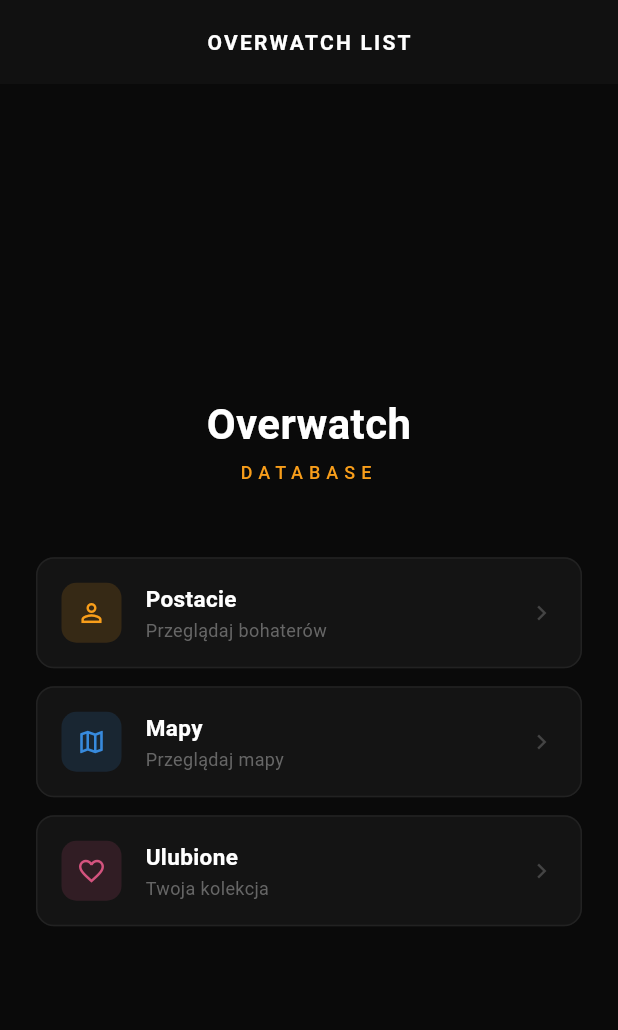
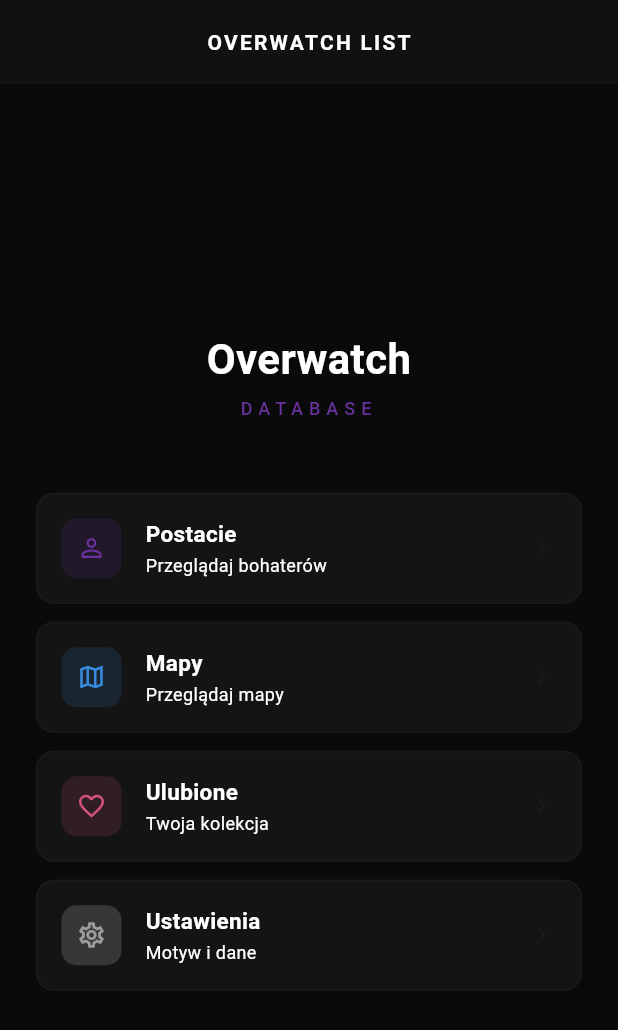
Before and after one commit to Johnson6745/overwatch_list_app, a Flutter app: the screen it shows after launch, on a phone screen of 412 x 824 dp. Shown: the top 1030 px of the screen. Run offline on Flutter 3.47's test engine with Material 3 defaults, Android fonts, the phone set to English and light mode, and no system bars; our stand-ins replace firebase_analytics, firebase_core, firebase_crashlytics, hive_flutter; accounts and stored records are empty; network calls fail.

Commit message:
Dodano ekran ustawień: możliwość zmiany motywu oraz odświeżenia danych z API

```diff
--- /dev/null
+++ b/lib/app_themes.dart
@@ -0,0 +1,251 @@
+import 'package:flutter/material.dart';
+
+enum AppTheme { dark, light, overwatch }
+
+class AppThemes {
+  static ThemeData getTheme(AppTheme theme) {
+    switch (theme) {
+      case AppTheme.dark:
+        return _darkTheme;
+      case AppTheme.light:
+        return _lightTheme;
+      case AppTheme.overwatch:
+        return _overwatchTheme;
+    }
+  }
+
+  static String getName(AppTheme theme) {
+    switch (theme) {
+      case AppTheme.dark:
+        return 'Ciemny';
+      case AppTheme.light:
+        return 'Jasny';
+      case AppTheme.overwatch:
+        return 'Overwatch';
+    }
+  }
+
+  static IconData getIcon(AppTheme theme) {
+    switch (theme) {
+      case AppTheme.dark:
+        return Icons.nights_stay_outlined;
+      case AppTheme.light:
+        return Icons.wb_sunny_outlined;
+      case AppTheme.overwatch:
+        return Icons.local_fire_department_outlined;
+    }
+  }
+
+
+  static final _darkTheme = ThemeData(
+    brightness: Brightness.dark,
+    scaffoldBackgroundColor: const Color(0xFF0A0A0A),
+    colorScheme: const ColorScheme.dark(
+      primary: Color(0xFF6A329F),
+      secondary: Color(0xFFF99E1A),
+      surface: Color(0xFF111111),
+    ),
+    appBarTheme: const AppBarTheme(
+      backgroundColor: Color(0xFF111111),
+      foregroundColor: Colors.white,
+      elevation: 0,
+      centerTitle: true,
+      titleTextStyle: TextStyle(
+        fontSize: 14, fontWeight: FontWeight.w600,
+        letterSpacing: 1.5, color: Colors.white,
+      ),
+      iconTheme: IconThemeData(color: Color(0xFFF99E1A)),
+    ),
+    bottomNavigationBarTheme: const BottomNavigationBarThemeData(
+      backgroundColor: Color(0xFF111111),
+      selectedItemColor: Color(0xFFF99E1A),
+      unselectedItemColor: Color(0xFF555555),
+      elevation: 0,
+      type: BottomNavigationBarType.fixed,
+    ),
+    elevatedButtonTheme: ElevatedButtonThemeData(
+      style: ElevatedButton.styleFrom(
+        backgroundColor: const Color(0xFFF99E1A),
+        foregroundColor: const Color(0xFF0A0A0A),
+        textStyle: const TextStyle(fontWeight: FontWeight.w600),
+        shape: RoundedRectangleBorder(borderRadius: BorderRadius.circular(10)),
+      ),
+    ),
+    outlinedButtonTheme: OutlinedButtonThemeData(
+      style: OutlinedButton.styleFrom(
+        foregroundColor: const Color(0xFF666666),
+        side: const BorderSide(color: Color(0xFF222222)),
+        shape: RoundedRectangleBorder(borderRadius: BorderRadius.circular(10)),
+      ),
+    ),
+    inputDecorationTheme: InputDecorationTheme(
+      filled: true,
+      fillColor: const Color(0xFF141414),
+      labelStyle: const TextStyle(color: Color(0xFF888888)),
+      hintStyle: const TextStyle(color: Color(0xFF444444)),
+      border: OutlineInputBorder(
+        borderRadius: BorderRadius.circular(10),
+        borderSide: const BorderSide(color: Color(0xFF222222)),
+      ),
+      enabledBorder: OutlineInputBorder(
+        borderRadius: BorderRadius.circular(10),
+        borderSide: const BorderSide(color: Color(0xFF222222)),
+      ),
+      focusedBorder: OutlineInputBorder(
+        borderRadius: BorderRadius.circular(10),
+        borderSide: const BorderSide(color: Color(0xFFF99E1A)),
+      ),
+    ),
+    cardTheme: CardThemeData(
+      color: const Color(0xFF141414),
+      shape: RoundedRectangleBorder(
+        borderRadius: BorderRadius.circular(16),
+        side: const BorderSide(color: Color(0xFF222222)),
+      ),
+      elevation: 0,
+    ),
+    dividerColor: const Color(0xFF1A1A1A),
+  );
+
+
+  static final _lightTheme = ThemeData(
+    brightness: Brightness.light,
+    scaffoldBackgroundColor: const Color(0xFFF5F5F5),
+    colorScheme: const ColorScheme.light(
+      primary: Color(0xFF5B4FCF),
+      secondary: Color(0xFF5B4FCF),
+      surface: Colors.white,
+    ),
+    appBarTheme: const AppBarTheme(
+      backgroundColor: Colors.white,
+      foregroundColor: Color(0xFF1A1A1A),
+      elevation: 0,
+      centerTitle: true,
+      titleTextStyle: TextStyle(
+        fontSize: 14, fontWeight: FontWeight.w600,
+        letterSpacing: 1.5, color: Color(0xFF1A1A1A),
+      ),
+      iconTheme: IconThemeData(color: Color(0xFF5B4FCF)),
+    ),
+    bottomNavigationBarTheme: const BottomNavigationBarThemeData(
+      backgroundColor: Colors.white,
+      selectedItemColor: Color(0xFF5B4FCF),
+      unselectedItemColor: Color(0xFFAAAAAA),
+      elevation: 0,
+      type: BottomNavigationBarType.fixed,
+    ),
+    elevatedButtonTheme: ElevatedButtonThemeData(
+      style: ElevatedButton.styleFrom(
+        backgroundColor: const Color(0xFF5B4FCF),
+        foregroundColor: Colors.white,
+        textStyle: const TextStyle(fontWeight: FontWeight.w600),
+        shape: RoundedRectangleBorder(borderRadius: BorderRadius.circular(10)),
+      ),
+    ),
+    outlinedButtonTheme: OutlinedButtonThemeData(
+      style: OutlinedButton.styleFrom(
+        foregroundColor: const Color(0xFF888888),
+        side: const BorderSide(color: Color(0xFFDDDDDD)),
+        shape: RoundedRectangleBorder(borderRadius: BorderRadius.circular(10)),
+      ),
+    ),
+    inputDecorationTheme: InputDecorationTheme(
+      filled: true,
+      fillColor: Colors.white,
+      labelStyle: const TextStyle(color: Color(0xFF888888)),
+      hintStyle: const TextStyle(color: Color(0xFFBBBBBB)),
+      border: OutlineInputBorder(
+        borderRadius: BorderRadius.circular(10),
+        borderSide: const BorderSide(color: Color(0xFFE0E0E0)),
+      ),
+      enabledBorder: OutlineInputBorder(
+        borderRadius: BorderRadius.circular(10),
+        borderSide: const BorderSide(color: Color(0xFFE0E0E0)),
+      ),
+      focusedBorder: OutlineInputBorder(
+        borderRadius: BorderRadius.circular(10),
+        borderSide: const BorderSide(color: Color(0xFF5B4FCF)),
+      ),
+    ),
+    cardTheme: CardThemeData(
+      color: Colors.white,
+      shape: RoundedRectangleBorder(
+        borderRadius: BorderRadius.circular(16),
+        side: const BorderSide(color: Color(0xFFEEEEEE)),
+      ),
+      elevation: 0,
+    ),
+    dividerColor: const Color(0xFFEEEEEE),
+  );
+
+
+  static final _overwatchTheme = ThemeData(
+    brightness: Brightness.dark,
+    scaffoldBackgroundColor: const Color(0xFF0D0800),
+    colorScheme: const ColorScheme.dark(
+      primary: Color(0xFFFF6B00),
+      secondary: Color(0xFFFF6B00),
+      surface: Color(0xFF1A0F00),
+    ),
+    appBarTheme: const AppBarTheme(
+      backgroundColor: Color(0xFF1A0F00),
+      foregroundColor: Colors.white,
+      elevation: 0,
+      centerTitle: true,
+      titleTextStyle: TextStyle(
+        fontSize: 14, fontWeight: FontWeight.w600,
+        letterSpacing: 1.5, color: Colors.white,
+      ),
+      iconTheme: IconThemeData(color: Color(0xFFFF6B00)),
+    ),
+    bottomNavigationBarTheme: const BottomNavigationBarThemeData(
+      backgroundColor: Color(0xFF1A0F00),
+      selectedItemColor: Color(0xFFFF6B00),
+      unselectedItemColor: Color(0xFF554433),
+      elevation: 0,
+      type: BottomNavigationBarType.fixed,
+    ),
+    elevatedButtonTheme: ElevatedButtonThemeData(
+      style: ElevatedButton.styleFrom(
+        backgroundColor: const Color(0xFFFF6B00),
+        foregroundColor: Colors.white,
+        textStyle: const TextStyle(fontWeight: FontWeight.w600),
+        shape: RoundedRectangleBorder(borderRadius: BorderRadius.circular(10)),
+      ),
+    ),
+    outlinedButtonTheme: OutlinedButtonThemeData(
+      style: OutlinedButton.styleFrom(
+        foregroundColor: const Color(0xFF664422),
+        side: const BorderSide(color: Color(0xFF332211)),
+        shape: RoundedRectangleBorder(borderRadius: BorderRadius.circular(10)),
+      ),
+    ),
+    inputDecorationTheme: InputDecorationTheme(
+      filled: true,
+      fillColor: const Color(0xFF1A0F00),
+      labelStyle: const TextStyle(color: Color(0xFF886644)),
+      hintStyle: const TextStyle(color: Color(0xFF443322)),
+      border: OutlineInputBorder(
+        borderRadius: BorderRadius.circular(10),
+        borderSide: const BorderSide(color: Color(0xFF332211)),
+      ),
+      enabledBorder: OutlineInputBorder(
+        borderRadius: BorderRadius.circular(10),
+        borderSide: const BorderSide(color: Color(0xFF332211)),
+      ),
+      focusedBorder: OutlineInputBorder(
+        borderRadius: BorderRadius.circular(10),
+        borderSide: const BorderSide(color: Color(0xFFFF6B00)),
+      ),
+    ),
+    cardTheme: CardThemeData(
+      color: const Color(0xFF1A0F00),
+      shape: RoundedRectangleBorder(
+        borderRadius: BorderRadius.circular(16),
+        side: const BorderSide(color: Color(0xFF332211)),
+      ),
+      elevation: 0,
+    ),
+    dividerColor: const Color(0xFF221100),
+  );
+}
--- a/lib/main.dart
+++ b/lib/main.dart
@@ -5,6 +5,8 @@
 import 'package:hive_flutter/hive_flutter.dart';
 import 'package:firebase_core/firebase_core.dart';
 import 'package:firebase_crashlytics/firebase_crashlytics.dart';
+import 'package:provider/provider.dart';
+import 'services/theme_provider.dart';
 
 void main() async {
   WidgetsFlutterBinding.ensureInitialized();
@@ -16,8 +18,16 @@
   await Hive.openBox(LocalDatabase.favoritesBoxName);
   await Firebase.initializeApp();
   FlutterError.onError = FirebaseCrashlytics.instance.recordFlutterFatalError;
-  runApp(const MyApp());
+  await Hive.openBox('settings_box');
+
+  runApp(
+    ChangeNotifierProvider(
+      create: (_) => ThemeProvider(),
+      child: const MyApp(),
+    ),
+  );
 }
+
 
 class MyApp extends StatelessWidget {
   const MyApp({super.key});
@@ -25,74 +35,10 @@
 
   @override
   Widget build(BuildContext context) {
+    final themeProvider = context.watch<ThemeProvider>();
     return MaterialApp(
       title: 'Overwatch List',
-      theme: ThemeData(
-        brightness: Brightness.dark,
-        scaffoldBackgroundColor: const Color(0xFF0A0A0A),
-        colorScheme: ColorScheme.dark(
-          primary: const Color(0xFFF99E1A),
-          secondary: const Color(0xFFF99E1A),
-          surface: const Color(0xFF111111),
-          background: const Color(0xFF0A0A0A),
-        ),
-        appBarTheme: const AppBarTheme(
-          backgroundColor: Color(0xFF111111),
-          foregroundColor: Colors.white,
-          elevation: 0,
-          centerTitle: true,
-          titleTextStyle: TextStyle(
-            fontSize: 14,
-            fontWeight: FontWeight.w600,
-            letterSpacing: 1.5,
-            color: Colors.white,
-          ),
-          iconTheme: IconThemeData(color: Color(0xFFF99E1A)),
-        ),
-        bottomNavigationBarTheme: const BottomNavigationBarThemeData(
-          backgroundColor: Color(0xFF111111),
-          selectedItemColor: Color(0xFFF99E1A),
-          unselectedItemColor: Color(0xFF555555),
-          elevation: 0,
-          type: BottomNavigationBarType.fixed,
-        ),
-        elevatedButtonTheme: ElevatedButtonThemeData(
-          style: ElevatedButton.styleFrom(
-            backgroundColor: const Color(0xFFF99E1A),
-            foregroundColor: const Color(0xFF0A0A0A),
-            textStyle: const TextStyle(fontWeight: FontWeight.w600),
-            shape: RoundedRectangleBorder(borderRadius: BorderRadius.circular(10)),
-          ),
-        ),
-        inputDecorationTheme: InputDecorationTheme(
-          filled: true,
-          fillColor: const Color(0xFF141414),
-          labelStyle: const TextStyle(color: Color(0xFF888888)),
-          hintStyle: const TextStyle(color: Color(0xFF444444)),
-          border: OutlineInputBorder(
-            borderRadius: BorderRadius.circular(10),
-            borderSide: const BorderSide(color: Color(0xFF222222)),
-          ),
-          enabledBorder: OutlineInputBorder(
-            borderRadius: BorderRadius.circular(10),
-            borderSide: const BorderSide(color: Color(0xFF222222)),
-          ),
-          focusedBorder: OutlineInputBorder(
-            borderRadius: BorderRadius.circular(10),
-            borderSide: const BorderSide(color: Color(0xFFF99E1A)),
-
-          ),
-        ),
-        cardTheme: CardThemeData(
-          color: const Color(0xFF141414),
-          shape: RoundedRectangleBorder(
-            borderRadius: BorderRadius.circular(16),
-            side: const BorderSide(color: Color(0xFF222222)),
-          ),
-          elevation: 0,
-        ),
-        dividerColor: const Color(0xFF1A1A1A),
-      ),
+      theme: themeProvider.themeData,
       home: const HomeScreen(),
     );
   }
--- a/lib/screens/favourites_screen.dart
+++ b/lib/screens/favourites_screen.dart
@@ -56,7 +56,7 @@
               onTap: () async {
                 await Navigator.push(context,
                     MaterialPageRoute(builder: (_) => HeroDetailScreen(hero: hero)));
-                _loadFavorites(); // odśwież po powrocie
+                _loadFavorites();
               },
             )),
             const SizedBox(height: 16),
--- a/lib/screens/home_screen.dart
+++ b/lib/screens/home_screen.dart
@@ -1,5 +1,5 @@
-import 'package:firebase_crashlytics/firebase_crashlytics.dart';
 import 'package:flutter/material.dart';
+import 'package:overwatch_list_app/screens/settings_screen.dart';
 import 'package:overwatch_list_app/services/analytics_service.dart';
 import '../services/data_sync_service.dart';
 import 'character_screen.dart';
@@ -34,18 +34,19 @@
 
   @override
   Widget build(BuildContext context) {
+    final theme = Theme.of(context);
+
     if (_isLoading) {
-      return const Scaffold(
+      return Scaffold(
         body: Center(
-          child: CircularProgressIndicator(color: Color(0xFFF99E1A)),
+          child: CircularProgressIndicator(
+            color: theme.colorScheme.primary,
+          ),
         ),
       );
     }
 
-
-
     return Scaffold(
-
       appBar: AppBar(title: const Text('OVERWATCH LIST')),
       body: Padding(
         padding: const EdgeInsets.symmetric(horizontal: 24, vertical: 32),
@@ -53,33 +54,39 @@
           mainAxisAlignment: MainAxisAlignment.center,
           crossAxisAlignment: CrossAxisAlignment.stretch,
           children: [
-            const Text(
+            Text(
               'Overwatch',
               textAlign: TextAlign.center,
-              style: TextStyle(fontSize: 28, fontWeight: FontWeight.w600, color: Colors.white),
+              style: TextStyle(
+                fontSize: 28,
+                fontWeight: FontWeight.w600,
+                color: theme.colorScheme.onSurface,
+              ),
             ),
             const SizedBox(height: 4),
-            const Text(
+            Text(
               'DATABASE',
               textAlign: TextAlign.center,
               style: TextStyle(
                 fontSize: 12,
                 letterSpacing: 4,
-                color: Color(0xFFF99E1A),
+                color: theme.colorScheme.primary,
                 fontWeight: FontWeight.w500,
               ),
             ),
             const SizedBox(height: 48),
             _buildMenuButton(
+              context: context,
               title: 'Postacie',
               subtitle: 'Przeglądaj bohaterów',
               icon: Icons.person_outline,
-              accentColor: const Color(0xFFF99E1A),
+              accentColor: theme.colorScheme.primary,
               onPressed: () => Navigator.push(context,
                   MaterialPageRoute(builder: (_) => const HeroesScreen())),
             ),
             const SizedBox(height: 12),
             _buildMenuButton(
+              context: context,
               title: 'Mapy',
               subtitle: 'Przeglądaj mapy',
               icon: Icons.map_outlined,
@@ -89,6 +96,7 @@
             ),
             const SizedBox(height: 12),
             _buildMenuButton(
+              context: context,
               title: 'Ulubione',
               subtitle: 'Twoja kolekcja',
               icon: Icons.favorite_outline,
@@ -96,29 +104,34 @@
               onPressed: () => Navigator.push(context,
                   MaterialPageRoute(builder: (_) => const FavoritesScreen())),
             ),
-            // ElevatedButton(
-            //   onPressed: () {
-            //     FirebaseCrashlytics.instance.crash();
-            //   },
-            //   child: const Text("Test crash"),
-            // ),
+            const SizedBox(height: 12),
+            _buildMenuButton(
+              context: context,
+              title: 'Ustawienia',
+              subtitle: 'Motyw i dane',
+              icon: Icons.settings_outlined,
+              accentColor: theme.colorScheme.onSurface.withOpacity(0.5),
+              onPressed: () => Navigator.push(context,
+                  MaterialPageRoute(builder: (_) => const SettingsScreen())),
+            ),
           ],
         ),
       ),
-
     );
-
   }
 
   Widget _buildMenuButton({
+    required BuildContext context,
     required String title,
     required String subtitle,
     required IconData icon,
     required Color accentColor,
     required VoidCallback onPressed,
   }) {
+    final theme = Theme.of(context);
+
     return Material(
-      color: const Color(0xFF141414),
+      color: theme.cardTheme.color,
       borderRadius: BorderRadius.circular(12),
       child: InkWell(
         onTap: onPressed,
@@ -127,7 +140,7 @@
           padding: const EdgeInsets.symmetric(horizontal: 16, vertical: 16),
           decoration: BoxDecoration(
             borderRadius: BorderRadius.circular(12),
-            border: Border.all(color: const Color(0xFF222222)),
+            border: Border.all(color: theme.dividerColor),
           ),
           child: Row(
             children: [
@@ -145,16 +158,26 @@
                 child: Column(
                   crossAxisAlignment: CrossAxisAlignment.start,
                   children: [
-                    Text(title,
-                        style: const TextStyle(
-                            fontSize: 15, fontWeight: FontWeight.w600, color: Colors.white)),
+                    Text(
+                      title,
+                      style: TextStyle(
+                        fontSize: 15,
+                        fontWeight: FontWeight.w600,
+                        color: theme.colorScheme.onSurface,
+                      ),
+                    ),
                     const SizedBox(height: 2),
-                    Text(subtitle,
-                        style: const TextStyle(fontSize: 12, color: Color(0xFF666666))),
+                    Text(
+                      subtitle,
+                      style: TextStyle(
+                        fontSize: 12,
+                        color: theme.textTheme.bodySmall?.color,
+                      ),
+                    ),
                   ],
                 ),
               ),
-              const Icon(Icons.chevron_right, color: Color(0xFF444444), size: 20),
+              Icon(Icons.chevron_right, color: theme.dividerColor, size: 20),
             ],
           ),
         ),
--- /dev/null
+++ b/lib/services/theme_provider.dart
@@ -0,0 +1,31 @@
+import 'package:flutter/material.dart';
+import 'package:hive_flutter/hive_flutter.dart';
+import '../app_themes.dart';
+
+class ThemeProvider extends ChangeNotifier {
+  static const String _boxName = 'settings_box';
+  static const String _themeKey = 'selected_theme';
+
+  AppTheme _currentTheme = AppTheme.dark;
+
+  AppTheme get currentTheme => _currentTheme;
+  ThemeData get themeData => AppThemes.getTheme(_currentTheme);
+
+  ThemeProvider() {
+    _loadTheme();
+  }
+
+  void _loadTheme() {
+    final box = Hive.box(_boxName);
+    final saved = box.get(_themeKey, defaultValue: 0) as int;
+    _currentTheme = AppTheme.values[saved];
+    notifyListeners();
+  }
+
+  Future<void> setTheme(AppTheme theme) async {
+    _currentTheme = theme;
+    final box = Hive.box(_boxName);
+    await box.put(_themeKey, theme.index);
+    notifyListeners();
+  }
+}
--- a/pubspec.yaml
+++ b/pubspec.yaml
@@ -39,7 +39,7 @@
   firebase_core: ^4.10.0
   firebase_crashlytics: ^5.2.3
   firebase_analytics: ^12.0.2
-
+  provider: ^6.1.2
 dev_dependencies:
   flutter_test:
     sdk: flutter
```
Also changed, not shown: lib/screens/settings_screen.dart (added, +209 -0 lines), pubspec.lock.
